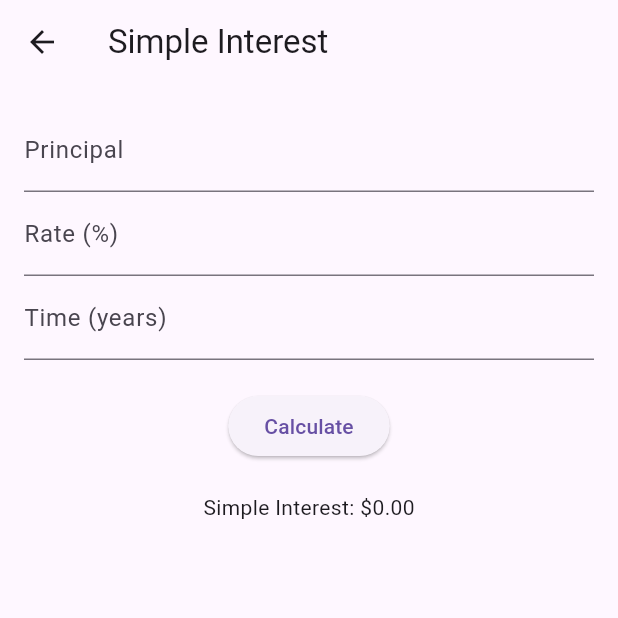
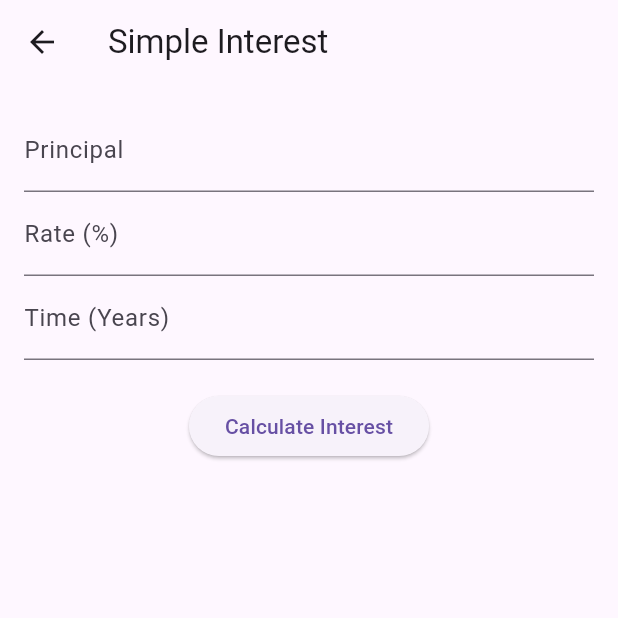
Before and after one commit to ajinakaya/first_assigment, a Flutter app: the SimpleInterestScreen screen opened directly, on a phone screen of 412 x 824 dp, the top half of it. Run offline on Flutter 3.47's test engine with Material 3 defaults, Android fonts, the phone set to English and light mode, and no system bars.

Commit message:
simple interest

```diff
--- a/lib/screen/simple_interest.dart
+++ b/lib/screen/simple_interest.dart
@@ -1,28 +1,30 @@
 import 'package:flutter/material.dart';
 
-// Screen to calculate simple interest.
 class SimpleInterestScreen extends StatefulWidget {
   @override
   _SimpleInterestScreenState createState() => _SimpleInterestScreenState();
 }
 
 class _SimpleInterestScreenState extends State<SimpleInterestScreen> {
-  // Controllers for input fields.
+  final _formKey = GlobalKey<FormState>(); // Key for the form.
   final TextEditingController principalController = TextEditingController();
   final TextEditingController rateController = TextEditingController();
   final TextEditingController timeController = TextEditingController();
 
-  double result = 0; // Variable to store the calculated simple interest.
+  double? _result;
 
-  // Function to calculate simple interest.
-  void calculateInterest() {
-    double principal = double.tryParse(principalController.text) ?? 0;
-    double rate = double.tryParse(rateController.text) ?? 0;
-    double time = double.tryParse(timeController.text) ?? 0;
+  void _calculateInterest() {
+    if (_formKey.currentState!.validate()) {
+      // Parse input values.
+      double principal = double.parse(principalController.text);
+      double rate = double.parse(rateController.text);
+      double time = double.parse(timeController.text);
 
+      // Calculate simple interest.
       setState(() {
-      result = (principal * rate * time) / 100;
+        _result = (principal * rate * time) / 100;
       });
+    }
   }
 
   @override
@@ -31,36 +33,56 @@ class _SimpleInterestScreenState extends State<SimpleInterestScreen> {
       appBar: AppBar(title: Text('Simple Interest')),
       body: Padding(
         padding: const EdgeInsets.all(16.0),
+        child: Form(
+          key: _formKey,
           child: Column(
             children: [
-            // Input field for principal amount.
-            TextField(
+              TextFormField(
                 controller: principalController,
                 decoration: InputDecoration(labelText: 'Principal'),
                 keyboardType: TextInputType.number,
+                validator: (value) {
+                  if (value == null || value.isEmpty) {
+                    return 'Please enter the principal amount';
+                  }
+                  return null;
+                },
               ),
-            // Input field for rate of interest.
-            TextField(
+              TextFormField(
                 controller: rateController,
                 decoration: InputDecoration(labelText: 'Rate (%)'),
                 keyboardType: TextInputType.number,
+                validator: (value) {
+                  if (value == null || value.isEmpty) {
+                    return 'Please enter the rate of interest';
+                  }
+                  return null;
+                },
               ),
-            // Input field for time period.
-            TextField(
+              TextFormField(
                 controller: timeController,
-              decoration: InputDecoration(labelText: 'Time (years)'),
+                decoration: InputDecoration(labelText: 'Time (Years)'),
                 keyboardType: TextInputType.number,
+                validator: (value) {
+                  if (value == null || value.isEmpty) {
+                    return 'Please enter the time period';
+                  }
+                  return null;
+                },
               ),
               SizedBox(height: 20),
-            // Button to calculate simple interest.
               ElevatedButton(
-              onPressed: calculateInterest,
-              child: Text('Calculate'),
+                onPressed: _calculateInterest,
+                child: Text('Calculate Interest'),
               ),
               SizedBox(height: 20),
-            // Displays the calculated simple interest.
-            Text('Simple Interest: \$${result.toStringAsFixed(2)}'),
+              if (_result != null)
+                Text(
+                  'Simple Interest: $_result',
+                  style: TextStyle(fontSize: 18),
+                ),
             ],
+          ),
         ),
       ),
     );
```
Lines whose indentation alone changed are shown as unchanged.
